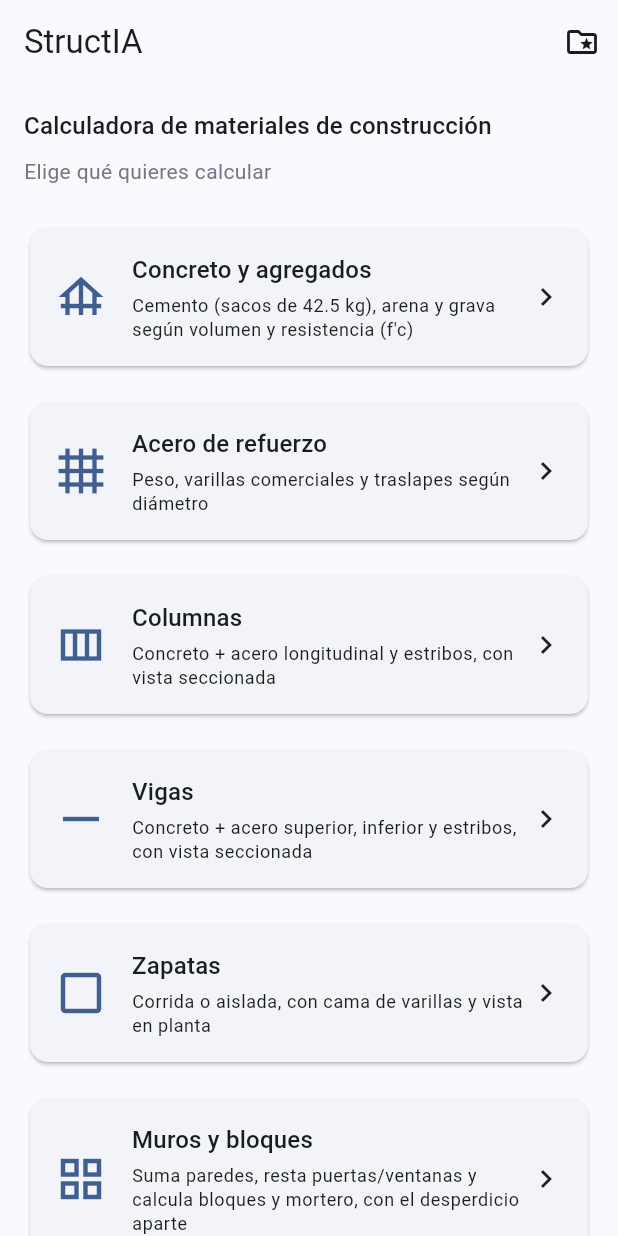
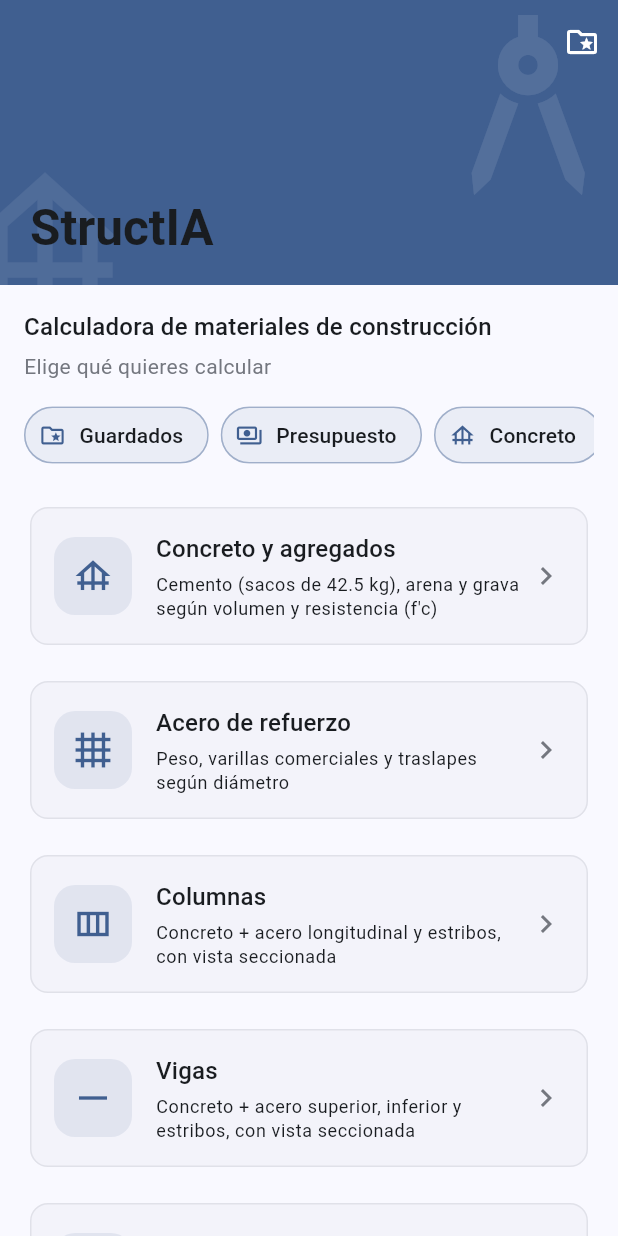
Before and after one commit to denniscastillo202020/Structia, a Flutter app: the screen it shows after launch, on a phone screen of 412 x 824 dp. Run offline on Flutter 3.47's test engine with Material 3 defaults, Android fonts, the phone set to English and light mode, and no system bars; our stand-ins replace image_picker, pdf, printing, shared_preferences; missing offline and left inert: google_mlkit_text_recognition.

Commit message:
feat: agregar acceso a cerámica y porcelanato en menu principal

```diff
--- a/lib/features/guardados/presentation/screens/calculos_guardados_screen.dart
+++ b/lib/features/guardados/presentation/screens/calculos_guardados_screen.dart
@@ -232,6 +232,7 @@ class _IconoPorTipo extends StatelessWidget {
       'Acero': Icons.grid_4x4,
       'Presupuesto': Icons.payments_outlined,
       'Mampostería': Icons.grid_view_outlined,
+      'Cerámica': Icons.grid_on_outlined,
     };
     return Icon(iconos[tipo] ?? Icons.calculate_outlined);
   }
--- a/lib/features/home/presentation/screens/home_screen.dart
+++ b/lib/features/home/presentation/screens/home_screen.dart
@@ -2,6 +2,7 @@ import 'package:flutter/material.dart';
 import 'package:structia/core/constants/app_constants.dart';
 import 'package:structia/features/calculadora_acero/presentation/screens/calculadora_acero_screen.dart';
 import 'package:structia/features/calculadora_columna/presentation/screens/calculadora_columna_screen.dart';
+import 'package:structia/features/calculadora_ceramica/presentation/screens/calculadora_ceramica_screen.dart';
 import 'package:structia/features/calculadora_concreto/presentation/screens/calculadora_concreto_screen.dart';
 import 'package:structia/features/calculadora_mamposteria/presentation/screens/calculadora_mamposteria_screen.dart';
 import 'package:structia/features/calculadora_viga/presentation/screens/calculadora_viga_screen.dart';
@@ -14,9 +15,16 @@ class HomeScreen extends StatelessWidget {
 
   @override
   Widget build(BuildContext context) {
+    final colorScheme = Theme.of(context).colorScheme;
+
     return Scaffold(
-      appBar: AppBar(
-        title: const Text(AppConstants.appName),
+      body: CustomScrollView(
+        slivers: [
+          SliverAppBar(
+            pinned: true,
+            expandedHeight: 190,
+            backgroundColor: colorScheme.primary,
+            foregroundColor: colorScheme.onPrimary,
             actions: [
               IconButton(
                 icon: const Icon(Icons.folder_special_outlined),
@@ -26,19 +34,96 @@ class HomeScreen extends StatelessWidget {
                 ),
               ),
             ],
+            flexibleSpace: FlexibleSpaceBar(
+              titlePadding: const EdgeInsets.only(left: 20, bottom: 16, right: 20),
+              title: Text(
+                AppConstants.appName,
+                style: const TextStyle(fontWeight: FontWeight.bold),
               ),
-      body: ListView(
+              background: Stack(
+                fit: StackFit.expand,
+                children: [
+                  Container(
+                    decoration: BoxDecoration(
+                      gradient: LinearGradient(
+                        begin: Alignment.topLeft,
+                        end: Alignment.bottomRight,
+                        colors: [
+                          colorScheme.primary,
+                          colorScheme.primary.withValues(alpha: 0.85),
+                        ],
+                      ),
+                    ),
+                  ),
+                  Positioned(
+                    right: -20,
+                    top: -10,
+                    child: Icon(
+                      Icons.architecture,
+                      size: 160,
+                      color: colorScheme.onPrimary.withValues(alpha: 0.10),
+                    ),
+                  ),
+                  Positioned(
+                    left: -30,
+                    bottom: -30,
+                    child: Icon(
+                      Icons.foundation,
+                      size: 120,
+                      color: colorScheme.onPrimary.withValues(alpha: 0.08),
+                    ),
+                  ),
+                ],
+              ),
+            ),
+          ),
+          SliverToBoxAdapter(
+            child: Padding(
               padding: const EdgeInsets.all(AppConstants.paddingMd),
+              child: Column(
+                crossAxisAlignment: CrossAxisAlignment.start,
                 children: [
                   Text(
                     'Calculadora de materiales de construcción',
                     style: Theme.of(context).textTheme.titleMedium,
                   ),
-          const SizedBox(height: AppConstants.paddingSm),
+                  const SizedBox(height: 4),
                   Text(
                     'Elige qué quieres calcular',
                     style: Theme.of(context).textTheme.bodyMedium?.copyWith(
                           color: Theme.of(context).colorScheme.outline,
+                        ),
+                  ),
+                  const SizedBox(height: AppConstants.paddingMd),
+                  SizedBox(
+                    height: 40,
+                    child: ListView(
+                      scrollDirection: Axis.horizontal,
+                      children: [
+                        _AccesoRapidoChip(
+                          icono: Icons.folder_special_outlined,
+                          label: 'Guardados',
+                          onTap: () => Navigator.of(context).push(
+                            MaterialPageRoute(builder: (_) => const CalculosGuardadosScreen()),
+                          ),
+                        ),
+                        const SizedBox(width: 8),
+                        _AccesoRapidoChip(
+                          icono: Icons.payments_outlined,
+                          label: 'Presupuesto',
+                          onTap: () => Navigator.of(context).push(
+                            MaterialPageRoute(builder: (_) => const PresupuestoScreen()),
+                          ),
+                        ),
+                        const SizedBox(width: 8),
+                        _AccesoRapidoChip(
+                          icono: Icons.foundation_outlined,
+                          label: 'Concreto',
+                          onTap: () => Navigator.of(context).push(
+                            MaterialPageRoute(builder: (_) => const CalculadoraConcretoScreen()),
+                          ),
+                        ),
+                      ],
                     ),
                   ),
                   const SizedBox(height: AppConstants.paddingLg),
@@ -97,6 +182,15 @@ class HomeScreen extends StatelessWidget {
                   ),
                   const SizedBox(height: AppConstants.paddingMd),
                   _TarjetaCalculadora(
+                    icono: Icons.grid_on_outlined,
+                    titulo: 'Cerámica y porcelanato',
+                    descripcion: 'Piezas y pega según el tamaño, para baño, piso o pared',
+                    onTap: () => Navigator.of(context).push(
+                      MaterialPageRoute(builder: (_) => const CalculadoraCeramicaScreen()),
+                    ),
+                  ),
+                  const SizedBox(height: AppConstants.paddingMd),
+                  _TarjetaCalculadora(
                     icono: Icons.payments_outlined,
                     titulo: 'Costos y mano de obra',
                     descripcion: 'Honorarios de planificación y presupuesto de mano de obra por actividad',
@@ -105,14 +199,38 @@ class HomeScreen extends StatelessWidget {
                     ),
                   ),
                   const SizedBox(height: AppConstants.paddingLg),
-          OutlinedButton.icon(
-            onPressed: () => Navigator.of(context).push(
-              MaterialPageRoute(builder: (_) => const CalculosGuardadosScreen()),
+                ],
               ),
-            icon: const Icon(Icons.folder_special_outlined),
-            label: const Text('Mis cálculos guardados'),
+            ),
           ),
         ],
+      ),
+    );
+  }
+}
+
+class _AccesoRapidoChip extends StatelessWidget {
+  final IconData icono;
+  final String label;
+  final VoidCallback onTap;
+
+  const _AccesoRapidoChip({
+    required this.icono,
+    required this.label,
+    required this.onTap,
+  });
+
+  @override
+  Widget build(BuildContext context) {
+    final colorScheme = Theme.of(context).colorScheme;
+    return ActionChip(
+      avatar: Icon(icono, size: 18, color: colorScheme.primary),
+      label: Text(label),
+      onPressed: onTap,
+      backgroundColor: colorScheme.primary.withValues(alpha: 0.08),
+      side: BorderSide(color: colorScheme.primary.withValues(alpha: 0.25)),
+      shape: RoundedRectangleBorder(
+        borderRadius: BorderRadius.circular(20),
       ),
     );
   }
@@ -133,7 +251,14 @@ class _TarjetaCalculadora extends StatelessWidget {
 
   @override
   Widget build(BuildContext context) {
+    final colorScheme = Theme.of(context).colorScheme;
     return Card(
+      elevation: 0,
+      color: colorScheme.surfaceContainerLow,
+      shape: RoundedRectangleBorder(
+        borderRadius: BorderRadius.circular(AppConstants.radiusMd),
+        side: BorderSide(color: colorScheme.outlineVariant.withValues(alpha: 0.4)),
+      ),
       child: InkWell(
         onTap: onTap,
         borderRadius: BorderRadius.circular(AppConstants.radiusMd),
@@ -141,7 +266,15 @@ class _TarjetaCalculadora extends StatelessWidget {
           padding: const EdgeInsets.all(AppConstants.paddingMd),
           child: Row(
             children: [
-              Icon(icono, size: 36, color: Theme.of(context).colorScheme.primary),
+              Container(
+                width: 52,
+                height: 52,
+                decoration: BoxDecoration(
+                  color: colorScheme.primary.withValues(alpha: 0.10),
+                  borderRadius: BorderRadius.circular(14),
+                ),
+                child: Icon(icono, size: 28, color: colorScheme.primary),
+              ),
               const SizedBox(width: AppConstants.paddingMd),
               Expanded(
                 child: Column(
@@ -153,7 +286,7 @@ class _TarjetaCalculadora extends StatelessWidget {
                   ],
                 ),
               ),
-              const Icon(Icons.chevron_right),
+              Icon(Icons.chevron_right, color: colorScheme.outline),
             ],
           ),
         ),
```
Lines whose indentation alone changed are shown as unchanged.
